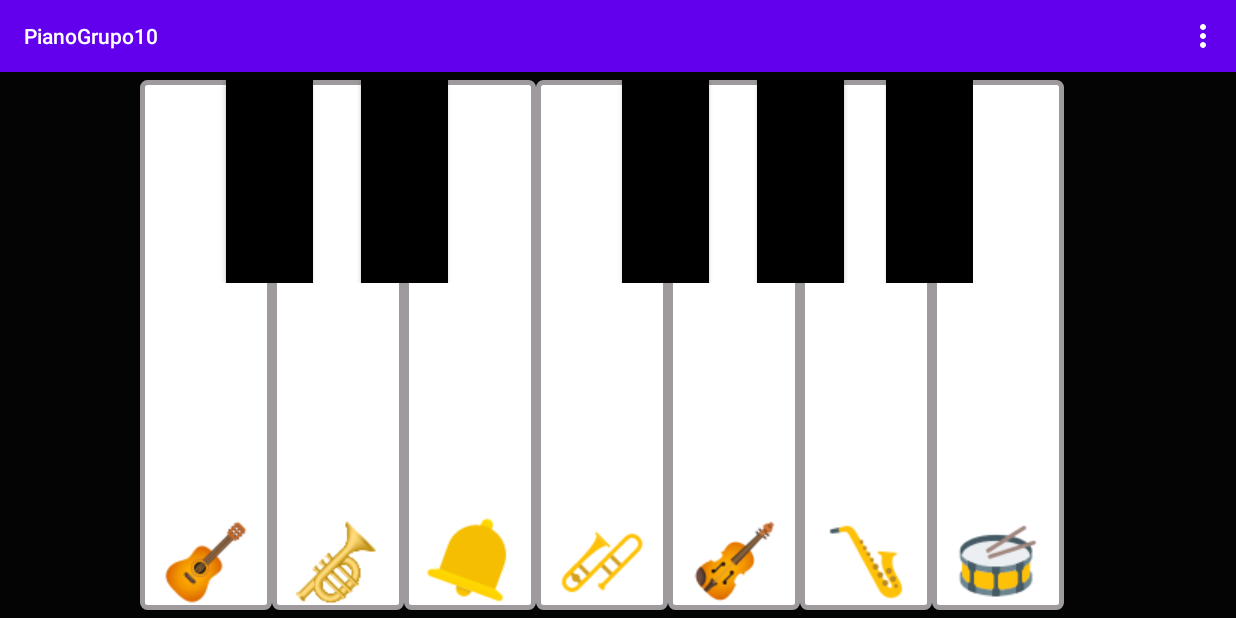
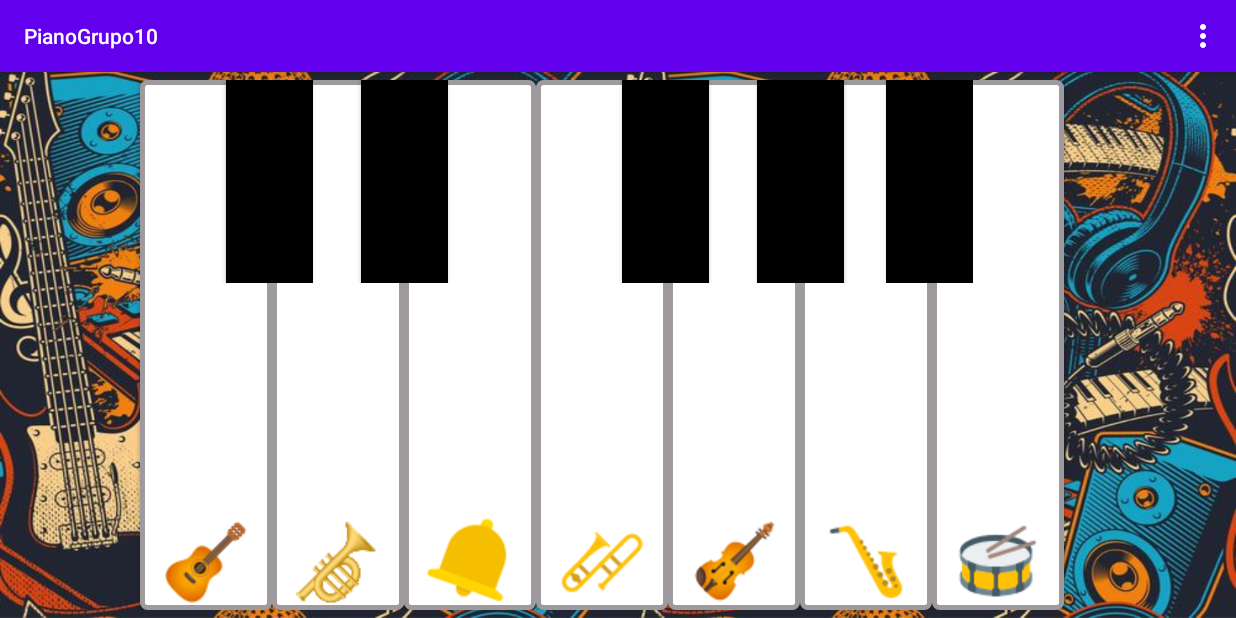
Before and after one commit to fran11sv/PianoGrupo10, an Android app: the instrumentos screen opened directly, with no data from a screen before it, on a phone screen of 824 x 412 dp (held sideways). Run offline under Robolectric (Android 15) with nearby library versions, the phone set to English and light mode, and no system bars.

Commit message:
fondo al ultimo piano instrumentos

```diff
--- a/app/src/main/res/layout/activity_acerca_de.xml
+++ b/app/src/main/res/layout/activity_acerca_de.xml
@@ -133,7 +133,7 @@
             android:layout_height="wrap_content"
             android:layout_weight="1"
             android:padding="10dp"
-            app:srcCompat="@drawable/yo" />
+            app:srcCompat="@drawable/fram" />
 
 
 
--- a/app/src/main/res/layout/activity_instrumentos.xml
+++ b/app/src/main/res/layout/activity_instrumentos.xml
@@ -8,11 +8,11 @@ android:layout_width="wrap_content"
 android:layout_height="wrap_content"
 android:orientation="horizontal"
 android:padding="5dp"
-android:background="#040404"
+android:background="@drawable/fondomusical"
 tools:context=".instrumentos"
     >
 
-
+    android:background="@drawable/selva"
 <androidx.constraintlayout.widget.ConstraintLayout
     android:layout_width="match_parent"
     android:layout_height="match_parent"
```
Also changed, not shown: app/src/main/res/drawable/fondomusical.jpg (added), app/src/main/res/drawable/fram.jpeg (added).
